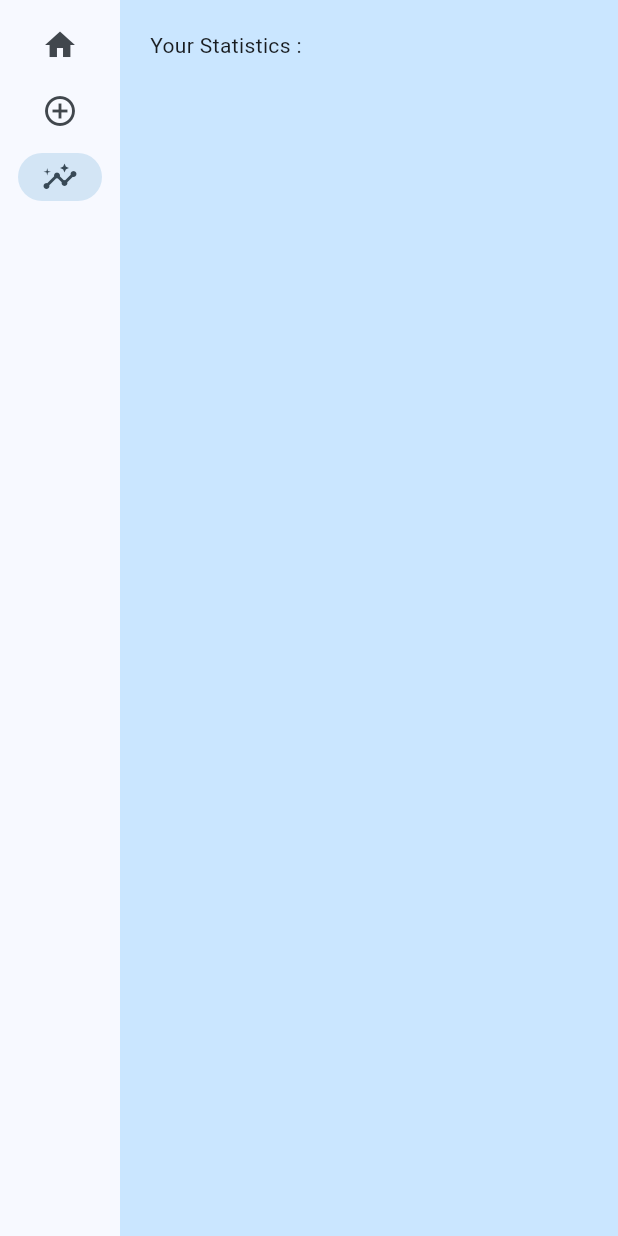
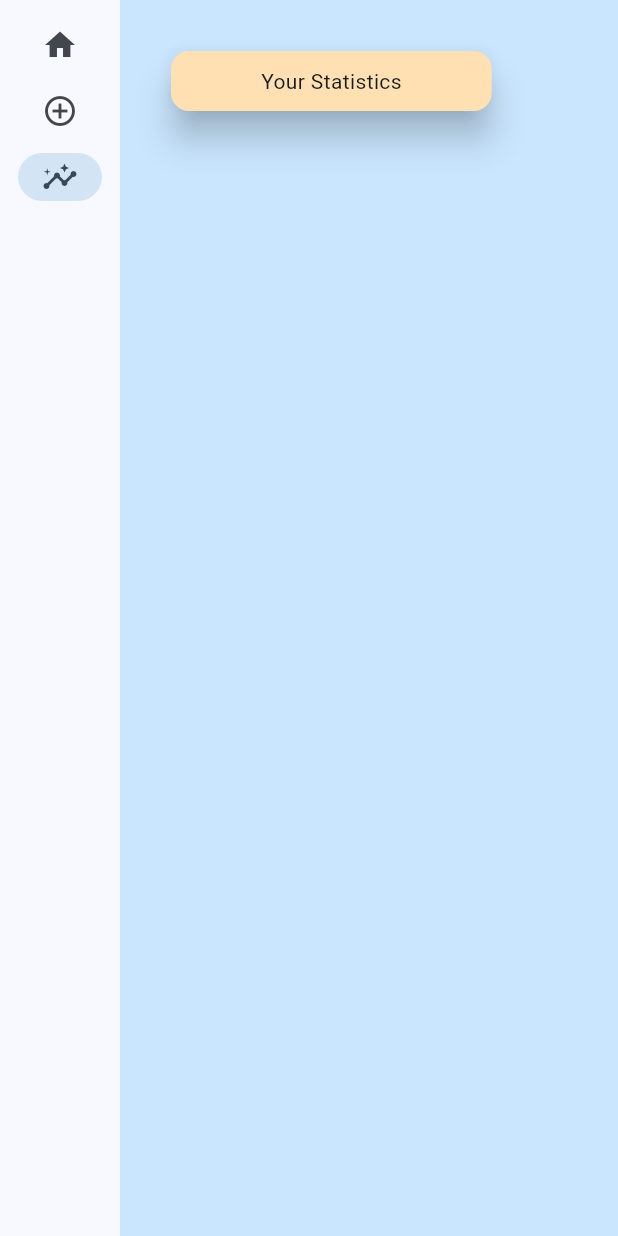
Before and after one commit to MTN73/sleep-tracker, a Flutter app: the screen it shows after launch, after a tap on "Add", after a tap on "Stats", on a phone screen of 412 x 824 dp. Run offline on Flutter 3.47's test engine with Material 2 defaults, Android fonts, the phone set to English and light mode, and no system bars.

Commit message:
Add title cards for all sections

```diff
--- a/lib/main.dart
+++ b/lib/main.dart
@@ -1,7 +1,5 @@
 import 'package:flutter/material.dart';
 import 'package:provider/provider.dart';
-
-//Useful : https://fonts.google.com/icons
 
 void main() {
   runApp(const MyApp());
@@ -107,13 +105,24 @@ class OverviewPage extends StatelessWidget {
   Widget build(BuildContext context) {
     //var appState = context.watch<MyAppState>();
 
-    return ListView(
-      children: const [
-        Padding(
-          padding: EdgeInsets.all(20),
-          child: Text('Overview : '),
+    return Container(
+      margin: const EdgeInsets.all(30.0),
+      width: MediaQuery.of(context).size.width,
+      height: MediaQuery.of(context).size.height,
+      child: Row(
+        crossAxisAlignment: CrossAxisAlignment.start,
+        children: [
+          Card(
+            color: Colors.orange.shade100,
+            elevation: 10.0,
+            child: const Padding(
+              padding: EdgeInsets.only(
+                  left: 60.0, right: 60.0, top: 10.0, bottom: 10.0),
+              child: Text("Overview"),
+            ),
           ),
         ],
+      ),
     );
   }
 }
@@ -125,13 +134,27 @@ class AddPage extends StatelessWidget {
   Widget build(BuildContext context) {
     //var appState = context.watch<MyAppState>();
 
-    return ListView(
-      children: const [
-        Padding(
-          padding: EdgeInsets.all(20),
-          child: Text('Add Sleep Activity : '),
+    return Container(
+      margin: const EdgeInsets.all(30.0),
+      width: MediaQuery.of(context).size.width,
+      height: MediaQuery.of(context).size.height,
+      child: Column(
+        crossAxisAlignment: CrossAxisAlignment.start,
+        children: [
+          Align(
+            alignment: Alignment(0.00, 0.00),
+            child: Card(
+              color: Colors.orange.shade100,
+              elevation: 10.0,
+              child: const Padding(
+                padding: EdgeInsets.only(
+                    left: 30.0, right: 30.0, top: 10.0, bottom: 10.0),
+                child: Text("Add Sleep Activity : "),
+              ),
+            ),
           ),
         ],
+      ),
     );
   }
 }
@@ -143,13 +166,24 @@ class StatsPage extends StatelessWidget {
   Widget build(BuildContext context) {
     //var appState = context.watch<MyAppState>();
 
-    return ListView(
-      children: const [
-        Padding(
-          padding: EdgeInsets.all(20),
-          child: Text('Your Statistics : '),
+    return Container(
+      margin: const EdgeInsets.all(30.0),
+      width: MediaQuery.of(context).size.width,
+      height: MediaQuery.of(context).size.height,
+      child: Row(
+        crossAxisAlignment: CrossAxisAlignment.start,
+        children: [
+          Card(
+            color: Colors.orange.shade100,
+            elevation: 10.0,
+            child: const Padding(
+              padding: EdgeInsets.only(
+                  left: 60.0, right: 60.0, top: 10.0, bottom: 10.0),
+              child: Text("Your Statistics"),
+            ),
           ),
         ],
+      ),
     );
   }
 }
```
Lines whose indentation alone changed are shown as unchanged.
